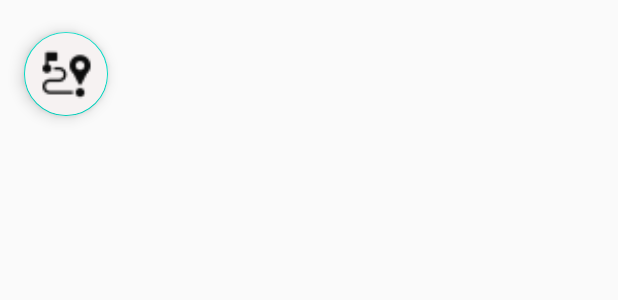
After one commit to 2001adarsh/Farmket, an Android app: the layout fragment_profile_settings.xml on its own in the app's theme, with its tools: preview values and no code run, on a phone screen of 412 x 824 dp. The commit adds this screen. Shown: the top 300 px of the screen. Run offline under Robolectric (Android 15) with nearby library versions, the phone set to English and light mode, and no system bars; Roboto replaces fonts that are not available here.

Commit message:
Some icons on Profile fragment

```diff
--- a/app/src/main/res/layout/fragment_profile.xml
+++ b/app/src/main/res/layout/fragment_profile.xml
@@ -6,7 +6,8 @@
     android:layout_height="match_parent"
     xmlns:app="http://schemas.android.com/apk/res-auto"
     tools:context=".ui.ProfileFragment">
-        <com.google.android.material.appbar.AppBarLayout
+
+    <com.google.android.material.appbar.AppBarLayout
             android:id="@+id/appBarLayout"
             android:layout_width="match_parent"
             android:layout_height="250dp"
@@ -89,4 +90,6 @@
             <include layout="@layout/content_profile"/>
 
         </androidx.core.widget.NestedScrollView>
+
+
 </androidx.coordinatorlayout.widget.CoordinatorLayout>
--- /dev/null
+++ b/app/src/main/res/layout/fragment_profile_settings.xml
@@ -0,0 +1,34 @@
+<?xml version="1.0" encoding="utf-8"?>
+<androidx.constraintlayout.widget.ConstraintLayout xmlns:android="http://schemas.android.com/apk/res/android"
+    xmlns:app="http://schemas.android.com/apk/res-auto"
+    xmlns:tools="http://schemas.android.com/tools"
+    android:id="@+id/constraintLayout"
+    android:layout_width="match_parent"
+    android:layout_height="match_parent"
+    tools:context=".ui.ProfileSettingsFragment" >
+
+    <com.google.android.material.floatingactionbutton.FloatingActionButton
+        android:id="@+id/go_to_profile_tacking"
+        android:layout_width="wrap_content"
+        android:layout_height="wrap_content"
+        android:layout_marginStart="16dp"
+        android:layout_marginTop="8dp"
+        android:layout_marginBottom="8dp"
+        android:backgroundTint="#F6F2F2"
+        android:clickable="true"
+        android:src="@drawable/mapping"
+        android:tint="#0C0C0C"
+        app:layout_constraintBottom_toTopOf="@+id/guideline5"
+        app:layout_constraintStart_toStartOf="parent"
+        app:layout_constraintTop_toTopOf="parent"
+        app:maxImageSize="50dp" />
+
+    <androidx.constraintlayout.widget.Guideline
+        android:id="@+id/guideline5"
+        android:layout_width="wrap_content"
+        android:layout_height="wrap_content"
+        android:orientation="horizontal"
+        app:layout_constraintGuide_percent="0.12" />
+
+
+</androidx.constraintlayout.widget.ConstraintLayout>
```
Also changed, not shown: app/src/main/java/com/adarsh/farmket/ui/ProfileFragment.java (+15 -2 lines), app/src/main/java/com/adarsh/farmket/ui/ProfileSettingsFragment.java (added, +51 -0 lines), app/src/main/java/com/adarsh/farmket/ui/TrackOrderFragment.java (added, +56 -0 lines), app/src/main/res/layout/content_profile.xml (+5 -10 lines), app/src/main/res/layout/fragment_track_order.xml (added, +41 -0 lines), app/src/main/res/layout/track_order_profile.xml (added, +37 -0 lines), app/src/main/res/drawable-hdpi/mapping.png (added), app/src/main/res/drawable-mdpi/mapping.png (added), app/src/main/res/drawable-xhdpi/mapping.png (added), app/src/main/res/drawable-xxhdpi/mapping.png (added), app/src/main/res/drawable-xxxhdpi/mapping.png (added), app/src/main/res/drawable/tools.png (added), app/src/main/res/mipmap-hdpi/tracker.png (added), app/src/main/res/mipmap-mdpi/tracker.png (added), 3 more files.
